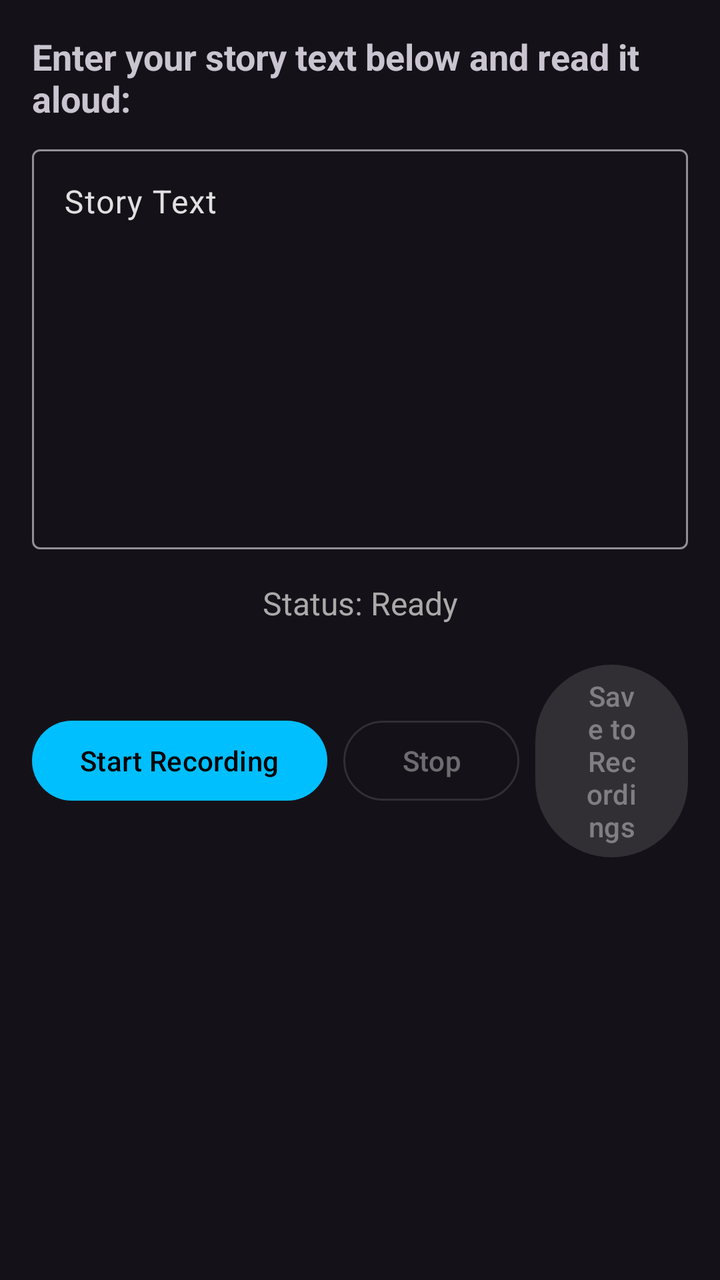
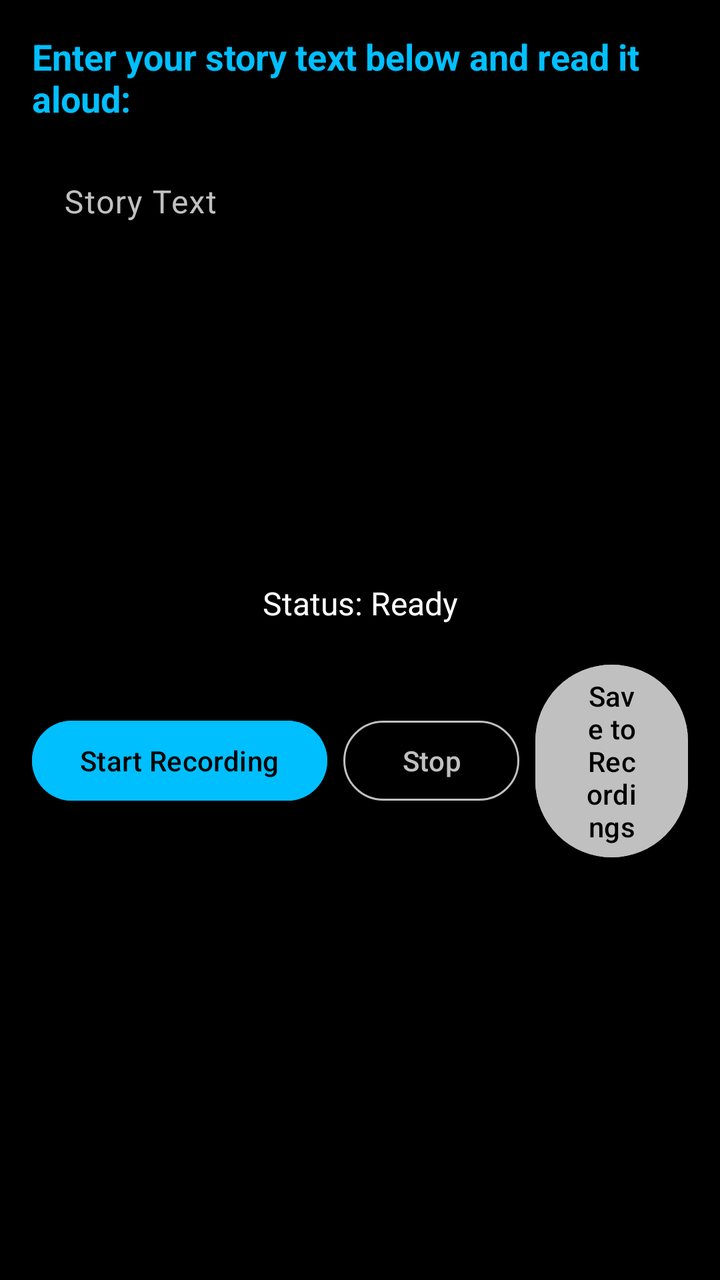

The first picture is an Android layout as it rendered before a commit; the second is the same layout after the commit. The layout source and the unified diff follow.
<!-- AndroidManifest.xml: application theme Theme.VRecorder -->
<!-- res/layout/activity_main.xml -->
<?xml version="1.0" encoding="utf-8"?>

<ScrollView xmlns:android="http://schemas.android.com/apk/res/android"
    android:layout_width="match_parent"
    android:layout_height="match_parent"
    android:fillViewport="true"
    android:padding="16dp">

    <LinearLayout
        android:layout_width="match_parent"
        android:layout_height="wrap_content"
        android:orientation="vertical"
        android:gravity="center_horizontal">

        <TextView
            android:layout_width="match_parent"
            android:layout_height="wrap_content"
            android:text="Enter your story text below and read it aloud:"
            android:textSize="18sp"
            android:textStyle="bold"
            android:layout_marginBottom="8dp" />

        <com.google.android.material.textfield.TextInputLayout
            android:layout_width="match_parent"
            android:layout_height="wrap_content"
            android:hint="Story Text"
            style="@style/Widget.Material3.TextInputLayout.OutlinedBox"
            android:layout_marginBottom="16dp">

            <com.google.android.material.textfield.TextInputEditText
                android:id="@+id/storyEditText"
                android:layout_width="match_parent"
                android:layout_height="200dp"
                android:gravity="top|start"
                android:inputType="textMultiLine" />
        </com.google.android.material.textfield.TextInputLayout>

        <TextView
            android:id="@+id/statusTextView"
            android:layout_width="match_parent"
            android:layout_height="wrap_content"
            android:text="Status: Ready"
            android:textSize="16sp"
            android:textColor="@android:color/darker_gray"
            android:layout_marginBottom="16dp"
            android:gravity="center" />

        <LinearLayout
            android:layout_width="match_parent"
            android:layout_height="wrap_content"
            android:orientation="horizontal"
            android:gravity="center"
            android:layout_marginBottom="16dp">

            <com.google.android.material.button.MaterialButton
                android:id="@+id/recordButton"
                android:layout_width="wrap_content"
                android:layout_height="wrap_content"
                android:text="Start Recording"
                android:layout_marginEnd="8dp" />

            <com.google.android.material.button.MaterialButton
                android:id="@+id/stopButton"
                android:layout_width="wrap_content"
                android:layout_height="wrap_content"
                android:text="Stop"
                android:enabled="false"
                android:layout_marginEnd="8dp"
                style="@style/Widget.Material3.Button.OutlinedButton" />

            <com.google.android.material.button.MaterialButton
                android:id="@+id/saveButton"
                android:layout_width="wrap_content"
                android:layout_height="wrap_content"
                android:text="Save to Recordings"
                android:enabled="false" />
        </LinearLayout>

        <TextView
            android:id="@+id/savedPathTextView"
            android:layout_width="match_parent"
            android:layout_height="wrap_content"
            android:text=""
            android:textSize="14sp"
            android:textColor="@android:color/holo_green_dark"
            android:gravity="center"
            android:layout_marginTop="8dp" />

    </LinearLayout>
</ScrollView>
<!-- resources referenced by this layout -->
<resources>
  <style name="Theme.VRecorder" parent="Theme.Material3.Dark.NoActionBar">
          
          <item name="colorPrimary">#00BFFF</item>
          <item name="colorOnPrimary">#000000</item>
          <item name="colorPrimaryContainer">#0055FF</item>
          <item name="colorOnPrimaryContainer">#FFFFFF</item>
          
          
          <item name="colorSecondary">#C0C0C0</item>
          <item name="colorOnSecondary">#000000</item>
          
          
          <item name="colorSurface">#000000</item>
          <item name="colorOnSurface">#FFFFFF</item>
          <item name="colorSurfaceVariant">#121212</item>
          <item name="colorOnSurfaceVariant">#E0E0E0</item>
          
          
          <item name="android:statusBarColor">#000000</item>
          <item name="android:navigationBarColor">#000000</item>
      </style>
</resources>

<!-- the commit's change to res/layout/activity_main.xml (unified diff, before → after) -->
@@ -3,6 +3,7 @@
 <ScrollView xmlns:android="http://schemas.android.com/apk/res/android"
     android:layout_width="match_parent"
     android:layout_height="match_parent"
+    android:background="#000000"
     android:fillViewport="true"
     android:padding="16dp">
 
@@ -18,21 +19,28 @@
             android:text="Enter your story text below and read it aloud:"
             android:textSize="18sp"
             android:textStyle="bold"
+            android:textColor="#00BFFF"
             android:layout_marginBottom="8dp" />
 
         <com.google.android.material.textfield.TextInputLayout
             android:layout_width="match_parent"
             android:layout_height="wrap_content"
             android:hint="Story Text"
+            android:textColorHint="#C0C0C0"
             style="@style/Widget.Material3.TextInputLayout.OutlinedBox"
-            android:layout_marginBottom="16dp">
+            android:layout_marginBottom="16dp"
+            app:boxStrokeColor="#00BFFF"
+            app:hintTextColor="#00BFFF"
+            xmlns:app="http://schemas.android.com/apk/res-auto">
 
             <com.google.android.material.textfield.TextInputEditText
                 android:id="@+id/storyEditText"
                 android:layout_width="match_parent"
                 android:layout_height="200dp"
                 android:gravity="top|start"
-                android:inputType="textMultiLine" />
+                android:inputType="textMultiLine"
+                android:textColor="#FFFFFF"
+                android:backgroundTint="#121212" />
         </com.google.android.material.textfield.TextInputLayout>
 
         <TextView
@@ -41,7 +49,7 @@
             android:layout_height="wrap_content"
             android:text="Status: Ready"
             android:textSize="16sp"
-            android:textColor="@android:color/darker_gray"
+            android:textColor="#FFFFFF"
             android:layout_marginBottom="16dp"
             android:gravity="center" />
 
@@ -57,6 +65,8 @@
                 android:layout_width="wrap_content"
                 android:layout_height="wrap_content"
                 android:text="Start Recording"
+                android:backgroundTint="#00BFFF"
+                android:textColor="#000000"
                 android:layout_marginEnd="8dp" />
 
             <com.google.android.material.button.MaterialButton
@@ -66,14 +76,19 @@
                 android:text="Stop"
                 android:enabled="false"
                 android:layout_marginEnd="8dp"
-                style="@style/Widget.Material3.Button.OutlinedButton" />
+                style="@style/Widget.Material3.Button.OutlinedButton"
+                app:strokeColor="#C0C0C0"
+                android:textColor="#C0C0C0"
+                xmlns:app="http://schemas.android.com/apk/res-auto" />
 
             <com.google.android.material.button.MaterialButton
                 android:id="@+id/saveButton"
                 android:layout_width="wrap_content"
                 android:layout_height="wrap_content"
                 android:text="Save to Recordings"
-                android:enabled="false" />
+                android:enabled="false"
+                android:backgroundTint="#C0C0C0"
+                android:textColor="#000000" />
         </LinearLayout>
 
         <TextView
@@ -82,7 +97,7 @@
             android:layout_height="wrap_content"
             android:text=""
             android:textSize="14sp"
-            android:textColor="@android:color/holo_green_dark"
+            android:textColor="#00BFFF"
             android:gravity="center"
             android:layout_marginTop="8dp" />
 
